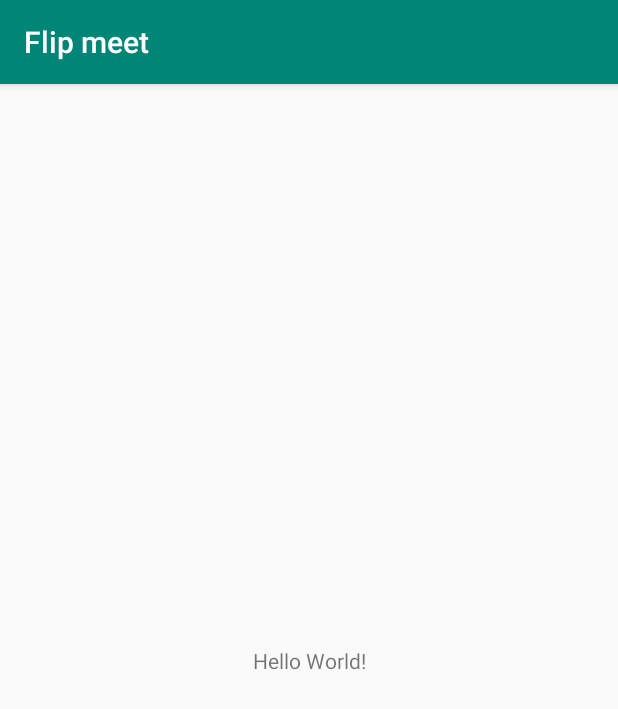
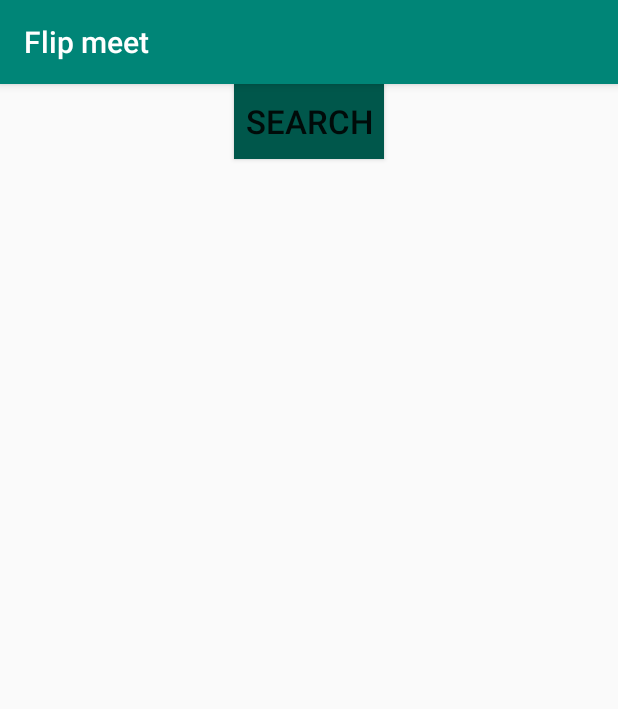
Before and after one commit to WenDeHor/android, an Android app: the screen it shows after launch (MainActivity), on a phone screen of 412 x 824 dp. Shown: the top 709 px of the screen. Run offline under Robolectric (Android 15) with nearby library versions, the phone set to English and light mode, and no system bars.

Commit message:
3.Second Page

```diff
--- a/app/src/main/java/com/example/flipmeet/MainActivity.java
+++ b/app/src/main/java/com/example/flipmeet/MainActivity.java
@@ -1,13 +1,31 @@
 package com.example.flipmeet;
 
+import android.content.Intent;
+import android.view.View;
+import android.widget.Button;
 import androidx.appcompat.app.AppCompatActivity;
 import android.os.Bundle;
 
 public class MainActivity extends AppCompatActivity {
+    private Button act_change;
 
     @Override
     protected void onCreate(Bundle savedInstanceState) {
         super.onCreate(savedInstanceState);
         setContentView(R.layout.activity_main);
+        addListenerOnButton();
+    }
+
+    public void addListenerOnButton() {
+        act_change = (Button) findViewById(R.id.activity_search);
+        act_change.setOnClickListener(
+                new View.OnClickListener() {
+                    @Override
+                    public void onClick(View view) {
+                        Intent toMap = new Intent(".ActivitySearch");
+                        startActivity(toMap);
+                    }
+                }
+        );
     }
 }
--- a/app/src/main/res/layout/activity_main.xml
+++ b/app/src/main/res/layout/activity_main.xml
@@ -7,13 +7,17 @@
         android:layout_height="match_parent"
         tools:context=".MainActivity">
 
-    <TextView
-            android:layout_width="wrap_content"
-            android:layout_height="wrap_content"
-            android:text="Hello World!"
-            app:layout_constraintBottom_toBottomOf="parent"
-            app:layout_constraintLeft_toLeftOf="parent"
-            app:layout_constraintRight_toRightOf="parent"
-            app:layout_constraintTop_toTopOf="parent"/>
+    <Button
+            android:id="@+id/activity_search"
+            android:text="@string/page_search"
+            android:layout_width="100dp"
+            android:layout_height="50dp"
+
+            app:layout_constraintTop_toTopOf="parent"
+            android:background="@color/colorPrimaryDark"
+            android:textSize="10pt"
+            android:layout_marginStart="8dp"
+            app:layout_constraintStart_toStartOf="parent"
+            android:layout_marginEnd="8dp" app:layout_constraintEnd_toEndOf="parent"/>
 
 </androidx.constraintlayout.widget.ConstraintLayout>
--- a/app/src/main/res/values/strings.xml
+++ b/app/src/main/res/values/strings.xml
@@ -1,3 +1,4 @@
 <resources>
     <string name="app_name">Flip meet</string>
+    <string name="page_search">Search</string>
 </resources>
```
Also changed, not shown: app/src/main/AndroidManifest.xml (+9 -0 lines), app/src/main/java/com/example/flipmeet/ActivitySearch.java (added, +13 -0 lines), app/src/main/res/layout/activity_search.xml (added, +16 -0 lines).
